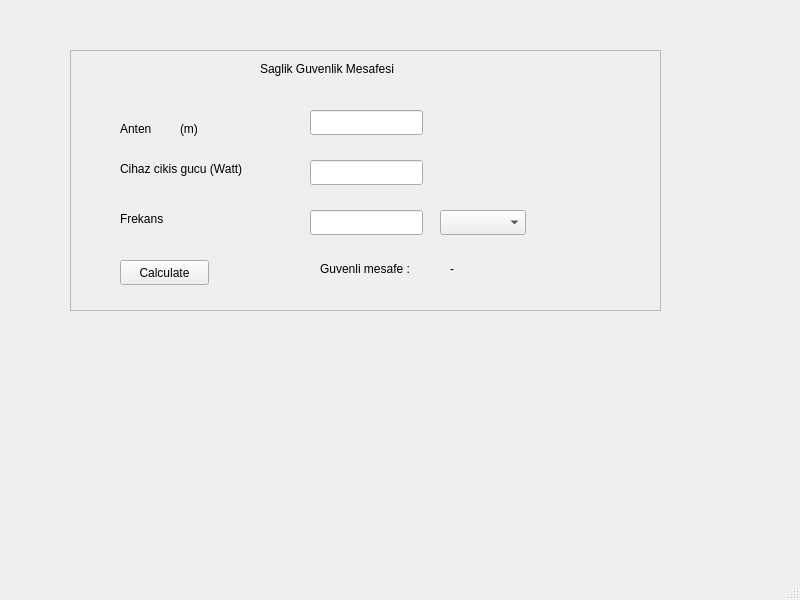
First picture: the form in untitled.ui, repository omerolkun/health_distance, before the edit.
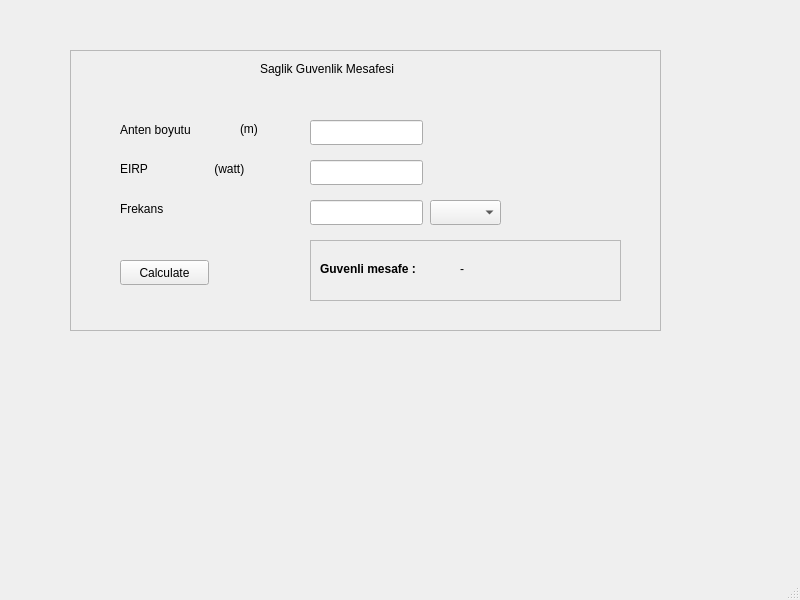
Second picture: the form after the edit.

What changed in the file:
```diff
--- a/untitled.ui
+++ b/untitled.ui
@@ -20,7 +20,7 @@
       <x>70</x>
       <y>50</y>
       <width>591</width>
-      <height>261</height>
+      <height>281</height>
      </rect>
     </property>
     <property name="frameShape">
@@ -34,18 +34,18 @@
       <rect>
        <x>50</x>
        <y>70</y>
-       <width>67</width>
-       <height>17</height>
+       <width>101</width>
+       <height>20</height>
       </rect>
      </property>
      <property name="text">
-      <string>Anten </string>
+      <string>Anten boyutu</string>
      </property>
     </widget>
     <widget class="QLabel" name="label_2">
      <property name="geometry">
       <rect>
-       <x>110</x>
+       <x>170</x>
        <y>70</y>
        <width>67</width>
        <height>17</height>
@@ -60,19 +60,19 @@
       <rect>
        <x>50</x>
        <y>110</y>
-       <width>181</width>
+       <width>141</width>
        <height>17</height>
       </rect>
      </property>
      <property name="text">
-      <string>Cihaz cikis gucu (Watt)</string>
+      <string>EIRP                    (watt)</string>
      </property>
     </widget>
     <widget class="QLabel" name="label_4">
      <property name="geometry">
       <rect>
        <x>50</x>
-       <y>160</y>
+       <y>150</y>
        <width>67</width>
        <height>17</height>
       </rect>
@@ -85,7 +85,7 @@
      <property name="geometry">
       <rect>
        <x>240</x>
-       <y>60</y>
+       <y>70</y>
        <width>113</width>
        <height>25</height>
       </rect>
@@ -105,7 +105,7 @@
      <property name="geometry">
       <rect>
        <x>240</x>
-       <y>160</y>
+       <y>150</y>
        <width>113</width>
        <height>25</height>
       </rect>
@@ -124,32 +124,6 @@
       <string>Calculate</string>
      </property>
     </widget>
-    <widget class="QLabel" name="label_5">
-     <property name="geometry">
-      <rect>
-       <x>250</x>
-       <y>210</y>
-       <width>121</width>
-       <height>17</height>
-      </rect>
-     </property>
-     <property name="text">
-      <string>Guvenli mesafe :</string>
-     </property>
-    </widget>
-    <widget class="QLabel" name="guvenli_mesafe_value_label">
-     <property name="geometry">
-      <rect>
-       <x>380</x>
-       <y>210</y>
-       <width>161</width>
-       <height>17</height>
-      </rect>
-     </property>
-     <property name="text">
-      <string>-</string>
-     </property>
-    </widget>
     <widget class="QLabel" name="label_6">
      <property name="geometry">
       <rect>
@@ -166,13 +140,61 @@
     <widget class="QComboBox" name="freq_unit_combobox">
      <property name="geometry">
       <rect>
-       <x>370</x>
-       <y>160</y>
-       <width>86</width>
+       <x>360</x>
+       <y>150</y>
+       <width>71</width>
        <height>25</height>
       </rect>
      </property>
     </widget>
+    <widget class="QFrame" name="frame_2">
+     <property name="geometry">
+      <rect>
+       <x>240</x>
+       <y>190</y>
+       <width>311</width>
+       <height>61</height>
+      </rect>
+     </property>
+     <property name="frameShape">
+      <enum>QFrame::StyledPanel</enum>
+     </property>
+     <property name="frameShadow">
+      <enum>QFrame::Raised</enum>
+     </property>
+     <widget class="QLabel" name="guvenli_mesafe_value_label">
+      <property name="geometry">
+       <rect>
+        <x>150</x>
+        <y>20</y>
+        <width>161</width>
+        <height>17</height>
+       </rect>
+      </property>
+      <property name="text">
+       <string>-</string>
+      </property>
+     </widget>
+     <widget class="QLabel" name="label_5">
+      <property name="geometry">
+       <rect>
+        <x>10</x>
+        <y>20</y>
+        <width>121</width>
+        <height>17</height>
+       </rect>
+      </property>
+      <property name="font">
+       <font>
+        <weight>75</weight>
+        <bold>true</bold>
+       </font>
+      </property>
+      <property name="text">
+       <string>Guvenli mesafe :</string>
+      </property>
+     </widget>
+    </widget>
    </widget>
   </widget>
   <widget class="QMenuBar" name="menubar">
```
